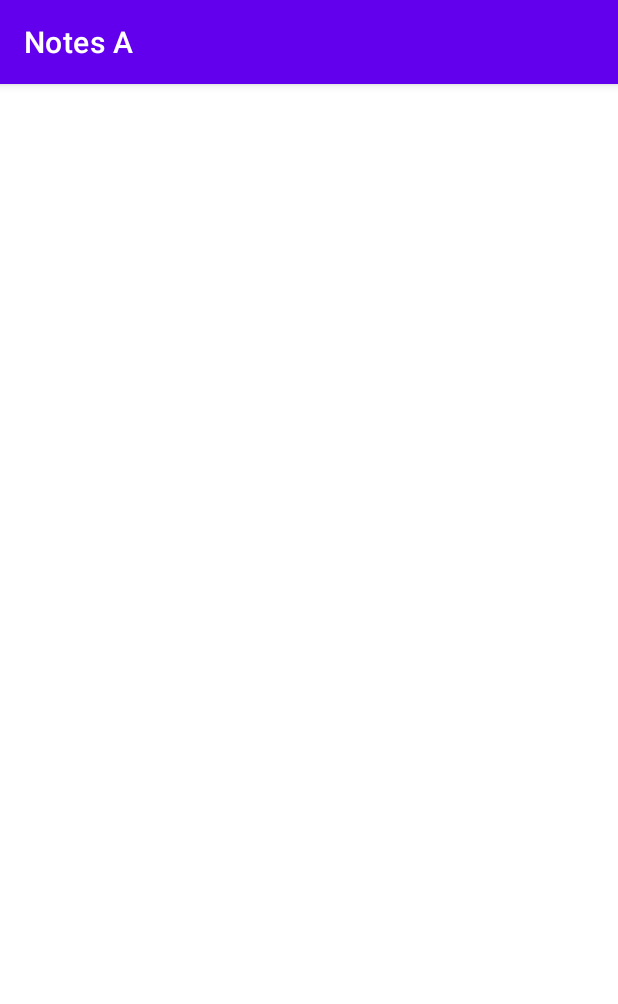
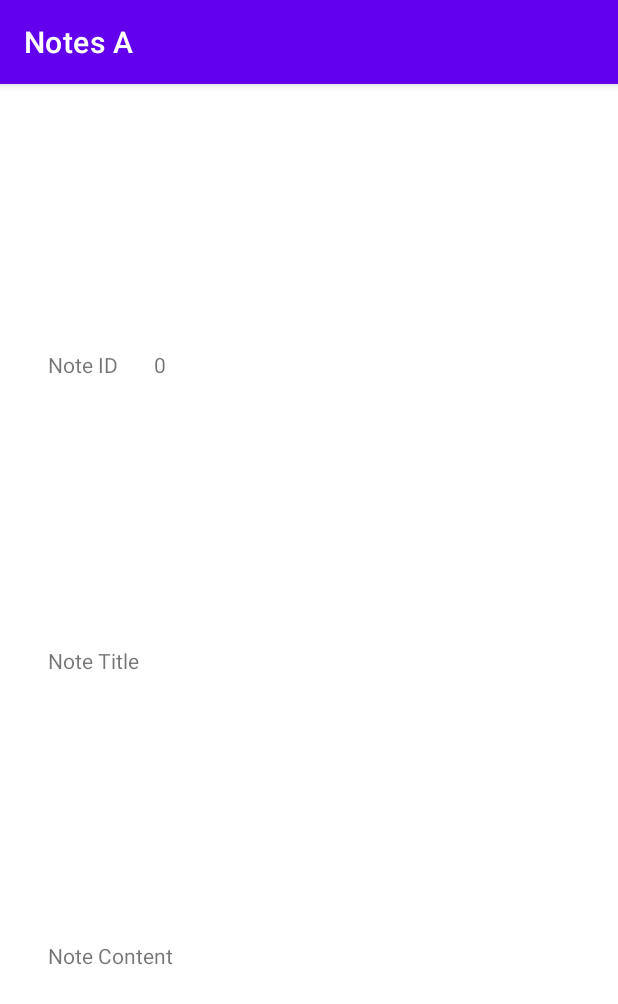
Before and after one commit to kevcodelang/Notes_A, an Android app: the NoteDetailsActivity screen opened directly, with no data from a screen before it, on a phone screen of 412 x 824 dp. Shown: the top 1004 px of the screen. Run offline under Robolectric (Android 15) with nearby library versions, the phone set to English and light mode, and no system bars.

Commit message:
refactor and implement navigation

```diff
--- a/app/src/main/java/live/adabe/notesa/MainActivity.kt
+++ b/app/src/main/java/live/adabe/notesa/MainActivity.kt
@@ -1,8 +1,8 @@
 package live.adabe.notesa
 
 import android.content.Intent
+import android.os.Bundle
 import androidx.appcompat.app.AppCompatActivity
-import android.os.Bundle
 import androidx.lifecycle.ViewModelProvider
 import androidx.recyclerview.widget.LinearLayoutManager
 import androidx.room.Room
@@ -21,7 +21,6 @@ class MainActivity : AppCompatActivity() {
     private lateinit var viewModel: MainActivityViewModel
 
 
-
     override fun onCreate(savedInstanceState: Bundle?) {
         super.onCreate(savedInstanceState)
         binding = ActivityMainBinding.inflate(layoutInflater)
@@ -34,28 +33,29 @@ class MainActivity : AppCompatActivity() {
             "notes_database"
         ).allowMainThreadQueries().build()
 
-        //instantiating viewMOdel
+        //instantiating viewModel
         viewModel = ViewModelProvider(this)[MainActivityViewModel::class.java]
         viewModel.getNotes(database)
 
-        //observe live data from view model
-        viewModel.notesLiveData.observe(this, {notes ->
-
-            //creating adapter
-            noteAdapter = NoteAdapter(notes) {
+        //instantiate adapter with empty dataset
+        noteAdapter = NoteAdapter(listOf<Note>()) {
             val intent = Intent(this@MainActivity, NoteDetailsActivity::class.java)
             intent.run {
                 putExtra("id", it.id)
+                putExtra("content", it.content)
+                putExtra("title", it.title)
             }
             startActivity(intent)
         }
-
-//            refreshing recycler view
-
         binding.notesRv.apply {
             layoutManager = LinearLayoutManager(this@MainActivity)
             adapter = noteAdapter
         }
+
+        //observe live data from view model
+        viewModel.notesLiveData.observe(this, { notes ->
+            noteAdapter.notes = notes
+            noteAdapter.notifyDataSetChanged()
         })
 
 
--- a/app/src/main/java/live/adabe/notesa/activities/NoteDetailsActivity.kt
+++ b/app/src/main/java/live/adabe/notesa/activities/NoteDetailsActivity.kt
@@ -3,10 +3,20 @@ package live.adabe.notesa.activities
 import androidx.appcompat.app.AppCompatActivity
 import android.os.Bundle
 import live.adabe.notesa.R
+import live.adabe.notesa.databinding.ActivityNoteDetailsBinding
 
 class NoteDetailsActivity : AppCompatActivity() {
+
+    private lateinit var binding: ActivityNoteDetailsBinding
     override fun onCreate(savedInstanceState: Bundle?) {
         super.onCreate(savedInstanceState)
-        setContentView(R.layout.activity_note_details)
+        binding = ActivityNoteDetailsBinding.inflate(layoutInflater)
+        setContentView(binding.root)
+
+        binding.run {
+            idDisplayTv.text = intent.getIntExtra("id", 0).toString()
+            noteContent.text = intent.getStringExtra("content")
+            noteTitle.text = intent.getStringExtra("title")
+        }
     }
 }
--- a/app/src/main/java/live/adabe/notesa/models/NoteAdapter.kt
+++ b/app/src/main/java/live/adabe/notesa/models/NoteAdapter.kt
@@ -5,7 +5,7 @@ import android.view.ViewGroup
 import androidx.recyclerview.widget.RecyclerView
 import live.adabe.notesa.databinding.NoteItemBinding
 
-class NoteAdapter(private val notes: List<Note>, val clicker: (Note) -> Unit ) : RecyclerView.Adapter<NoteAdapter.NoteViewHolder>(){
+class NoteAdapter(var notes: List<Note>, val clicker: (Note) -> Unit ) : RecyclerView.Adapter<NoteAdapter.NoteViewHolder>(){
 
     inner class NoteViewHolder(private val binding: NoteItemBinding) : RecyclerView.ViewHolder(binding.root){
         fun bindNote(note: Note){
--- a/app/src/main/res/layout/activity_note_details.xml
+++ b/app/src/main/res/layout/activity_note_details.xml
@@ -6,4 +6,58 @@
     android:layout_height="match_parent"
     tools:context=".activities.NoteDetailsActivity">
 
+    <TextView
+        android:id="@+id/textView2"
+        android:layout_width="wrap_content"
+        android:layout_height="wrap_content"
+        android:layout_marginStart="32dp"
+        android:text="Note ID"
+        app:layout_constraintBottom_toTopOf="@+id/textView8"
+        app:layout_constraintStart_toStartOf="parent"
+        app:layout_constraintTop_toTopOf="parent"
+        app:layout_constraintVertical_bias="0.48000002" />
+
+    <TextView
+        android:id="@+id/id_display_tv"
+        android:layout_width="wrap_content"
+        android:layout_height="wrap_content"
+        android:layout_marginStart="24dp"
+        android:text="TextView"
+        app:layout_constraintBaseline_toBaselineOf="@+id/textView2"
+        app:layout_constraintStart_toEndOf="@+id/textView2" />
+
+    <TextView
+        android:id="@+id/textView8"
+        android:layout_width="wrap_content"
+        android:layout_height="wrap_content"
+        android:text="Note Title"
+        app:layout_constraintBottom_toTopOf="@+id/textView10"
+        app:layout_constraintStart_toStartOf="@+id/textView2"
+        app:layout_constraintTop_toBottomOf="@+id/textView2" />
+
+    <TextView
+        android:id="@+id/note_title"
+        android:layout_width="wrap_content"
+        android:layout_height="wrap_content"
+        android:text="TextView"
+        app:layout_constraintBaseline_toBaselineOf="@+id/textView8"
+        app:layout_constraintStart_toStartOf="@+id/id_display_tv" />
+
+    <TextView
+        android:id="@+id/textView10"
+        android:layout_width="wrap_content"
+        android:layout_height="wrap_content"
+        android:text="Note Content"
+        app:layout_constraintBottom_toBottomOf="parent"
+        app:layout_constraintStart_toStartOf="@+id/textView8"
+        app:layout_constraintTop_toBottomOf="@+id/textView8" />
+
+    <TextView
+        android:id="@+id/note_content"
+        android:layout_width="wrap_content"
+        android:layout_height="wrap_content"
+        android:layout_marginStart="24dp"
+        android:text="TextView"
+        app:layout_constraintBaseline_toBaselineOf="@+id/textView10"
+        app:layout_constraintStart_toEndOf="@+id/textView10" />
 </androidx.constraintlayout.widget.ConstraintLayout>
```
Lines whose indentation alone changed are shown as unchanged.
